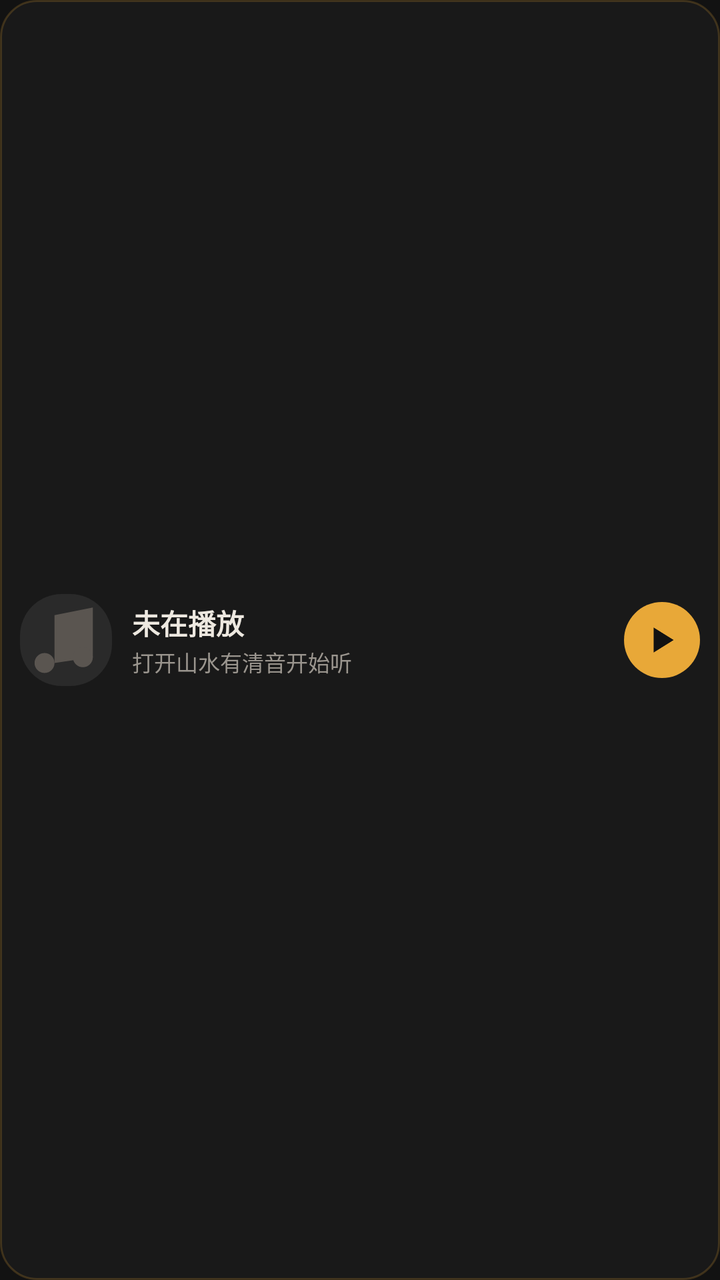
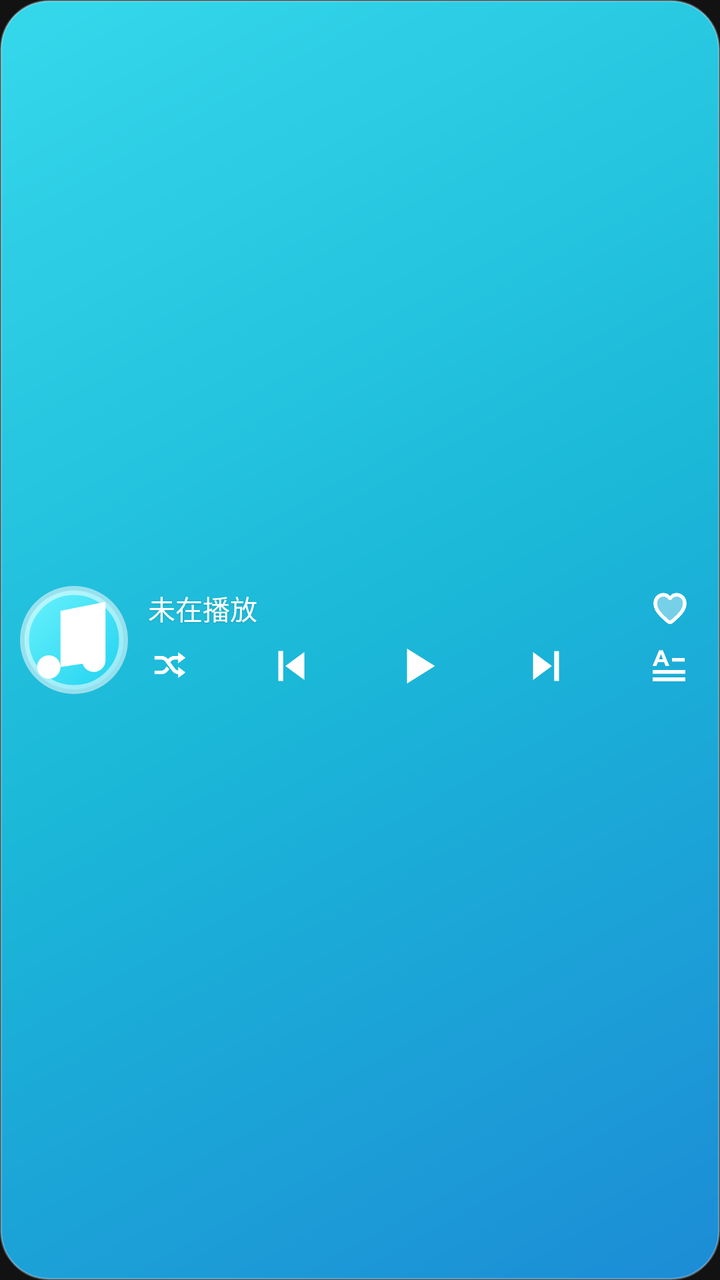

An Android layout rendered at two revisions. The XML below is the earlier revision; the diff shows what the commit changed to produce the second picture.
<!-- AndroidManifest.xml: application theme Theme.Sonance -->
<!-- res/layout/widget_bar.xml -->
<?xml version="1.0" encoding="utf-8"?>
<LinearLayout xmlns:android="http://schemas.android.com/apk/res/android"
    android:id="@+id/widget_root"
    android:layout_width="match_parent"
    android:layout_height="match_parent"
    android:background="@drawable/widget_bg"
    android:gravity="center_vertical"
    android:orientation="horizontal"
    android:padding="10dp">

    <ImageView
        android:id="@+id/widget_cover"
        android:layout_width="46dp"
        android:layout_height="46dp"
        android:contentDescription="@string/widget_cover_desc"
        android:scaleType="fitCenter"
        android:src="@drawable/widget_placeholder" />

    <LinearLayout
        android:layout_width="0dp"
        android:layout_height="wrap_content"
        android:layout_marginStart="10dp"
        android:layout_weight="1"
        android:orientation="vertical">

        <TextView
            android:id="@+id/widget_title"
            android:layout_width="match_parent"
            android:layout_height="wrap_content"
            android:ellipsize="end"
            android:maxLines="1"
            android:text="@string/widget_idle_title"
            android:textColor="@color/widget_text"
            android:textSize="14sp"
            android:textStyle="bold" />

        <TextView
            android:id="@+id/widget_artist"
            android:layout_width="match_parent"
            android:layout_height="wrap_content"
            android:layout_marginTop="1dp"
            android:ellipsize="end"
            android:maxLines="1"
            android:text="@string/widget_idle_subtitle"
            android:textColor="@color/widget_text_dim"
            android:textSize="11sp" />
    </LinearLayout>

    <ImageView
        android:id="@+id/widget_play"
        android:layout_width="38dp"
        android:layout_height="38dp"
        android:layout_marginStart="6dp"
        android:background="@drawable/widget_btn_accent"
        android:contentDescription="@string/widget_play_desc"
        android:padding="9dp"
        android:src="@drawable/widget_ic_play" />
</LinearLayout>
<!-- resources referenced by this layout -->
<resources>
  <color name="widget_text">#FFEDE8E0</color>
  <color name="widget_text_dim">#FF9A958E</color>
  <!-- drawable widget_bg (drawable) -->
  <?xml version="1.0" encoding="utf-8"?>
  <shape xmlns:android="http://schemas.android.com/apk/res/android"
      android:shape="rectangle">
      <solid android:color="@color/widget_bg" />
      <corners android:radius="18dp" />
      <stroke
          android:width="1dp"
          android:color="@color/widget_border" />
  </shape>
  <!-- drawable widget_btn_accent (drawable) -->
  <?xml version="1.0" encoding="utf-8"?>
  <ripple xmlns:android="http://schemas.android.com/apk/res/android"
      android:color="#33FFFFFF">
      <item>
          <shape android:shape="oval">
              <solid android:color="@color/widget_accent" />
          </shape>
      </item>
  </ripple>
  <!-- drawable widget_ic_play (drawable) -->
  <?xml version="1.0" encoding="utf-8"?>
  <vector xmlns:android="http://schemas.android.com/apk/res/android"
      android:width="24dp"
      android:height="24dp"
      android:viewportWidth="24"
      android:viewportHeight="24">
      <path
          android:fillColor="@color/widget_btn_icon"
          android:pathData="M7,4.5 L19,12 L7,19.5 Z" />
  </vector>
  <!-- drawable widget_placeholder (drawable) -->
  <?xml version="1.0" encoding="utf-8"?>
  <layer-list xmlns:android="http://schemas.android.com/apk/res/android">
      <item>
          <shape android:shape="rectangle">
              <solid android:color="@color/widget_cover_bg" />
              <corners android:radius="10dp" />
          </shape>
      </item>
      <item
          android:drawable="@drawable/widget_ic_note"
          android:gravity="center"
          android:width="22dp"
          android:height="22dp" />
  </layer-list>
  <string name="widget_idle_subtitle">打开山水有清音开始听</string>
  <color name="widget_bg">#E61A1A1A</color>
  <color name="widget_border">#33E8A838</color>
  <color name="widget_accent">#FFE8A838</color>
  <color name="widget_btn_icon">#FF121212</color>
  <color name="widget_cover_bg">#FF2A2A2A</color>
  <!-- drawable widget_ic_note (drawable) -->
  <?xml version="1.0" encoding="utf-8"?>
  <vector xmlns:android="http://schemas.android.com/apk/res/android"
      android:width="24dp"
      android:height="24dp"
      android:viewportWidth="24"
      android:viewportHeight="24">
      <path
          android:fillColor="@color/widget_text_muted"
          android:pathData="M9,18V5.5l10,-2v13" />
      <path
          android:fillColor="@color/widget_text_muted"
          android:pathData="M9,18a2.6,2.6 0 1,1 -2.6,-2.6 2.6,2.6 0 0,1 2.6,2.6z" />
      <path
          android:fillColor="@color/widget_text_muted"
          android:pathData="M19,16.5a2.6,2.6 0 1,1 -2.6,-2.6 2.6,2.6 0 0,1 2.6,2.6z" />
  </vector>
  <color name="widget_text_muted">#FF5A5550</color>
  <!-- unchanged entries left out for length: 5 -->
</resources>

<!-- the commit's change to res/layout/widget_bar.xml (unified diff, before → after) -->
@@ -1,58 +1,236 @@
 <?xml version="1.0" encoding="utf-8"?>
-<LinearLayout xmlns:android="http://schemas.android.com/apk/res/android"
+<FrameLayout xmlns:android="http://schemas.android.com/apk/res/android"
     android:id="@+id/widget_root"
     android:layout_width="match_parent"
     android:layout_height="match_parent"
-    android:background="@drawable/widget_bg"
-    android:gravity="center_vertical"
-    android:orientation="horizontal"
-    android:padding="10dp">
+    android:background="@android:color/transparent">
 
     <ImageView
-        android:id="@+id/widget_cover"
-        android:layout_width="46dp"
-        android:layout_height="46dp"
-        android:contentDescription="@string/widget_cover_desc"
-        android:scaleType="fitCenter"
-        android:src="@drawable/widget_placeholder" />
+        android:id="@+id/widget_bg_img"
+        android:layout_width="match_parent"
+        android:layout_height="match_parent"
+        android:importantForAccessibility="no"
+        android:scaleType="fitXY"
+        android:src="@drawable/widget_bg" />
 
     <LinearLayout
+        android:layout_width="match_parent"
+        android:layout_height="match_parent"
+        android:gravity="center_vertical"
+        android:orientation="horizontal"
+        android:paddingStart="10dp"
+        android:paddingTop="6dp"
+        android:paddingEnd="14dp"
+        android:paddingBottom="6dp">
+
+        <ImageView
+            android:id="@+id/widget_cover"
+            android:layout_width="54dp"
+            android:layout_height="54dp"
+            android:contentDescription="@string/widget_cover_desc"
+            android:scaleType="fitCenter"
+            android:src="@drawable/widget_placeholder" />
+
+        <LinearLayout
+            android:layout_width="0dp"
+            android:layout_height="match_parent"
+            android:layout_marginStart="10dp"
+            android:layout_weight="1"
+            android:gravity="center_vertical"
+            android:orientation="vertical">
+
+            
+            <LinearLayout
+                android:layout_width="match_parent"
+                android:layout_height="wrap_content"
+                android:gravity="center_vertical"
+                android:orientation="horizontal">
+
+                <FrameLayout
+                    android:layout_width="0dp"
+                    android:layout_height="wrap_content"
+                    android:layout_marginEnd="6dp"
+                    android:layout_weight="1">
+
+                    <LinearLayout
+                        android:id="@+id/widget_info_group"
+                        android:layout_width="match_parent"
+                        android:layout_height="wrap_content"
+                        android:orientation="vertical">
+
+                        <TextView
+                            android:id="@+id/widget_title"
+                            android:layout_width="match_parent"
+                            android:layout_height="wrap_content"
+                            android:ellipsize="end"
+                            android:fontFamily="sans-serif-medium"
+                            android:includeFontPadding="false"
+                            android:maxLines="1"
+                            android:shadowColor="#26000000"
+                            android:shadowDy="1"
+                            android:shadowRadius="2"
+                            android:text="@string/widget_idle_title"
+                            android:textColor="#FFFFFFFF"
+                            android:textSize="13.5sp" />
+
+                        <TextView
+                            android:id="@+id/widget_artist"
+                            android:layout_width="0dp"
+                            android:layout_height="0dp"
+                            android:visibility="gone" />
+                    </LinearLayout>
+
+                    <LinearLayout
+                        android:id="@+id/widget_lyric_group"
+                        android:layout_width="match_parent"
+                        android:layout_height="wrap_content"
+                        android:orientation="vertical"
+                        android:visibility="gone">
+
+                        <TextView
+                            android:id="@+id/widget_lyric_prev"
+                            android:layout_width="0dp"
+                            android:layout_height="0dp"
+                            android:visibility="gone" />
+
+                        <TextView
+                            android:id="@+id/widget_lyric_cur"
+                            android:layout_width="match_parent"
+                            android:layout_height="wrap_content"
+                            android:ellipsize="end"
+                            android:fontFamily="sans-serif-medium"
+                            android:includeFontPadding="false"
+                            android:maxLines="1"
+                            android:shadowColor="#26000000"
+                            android:shadowDy="1"
+                            android:shadowRadius="2"
+                            android:textColor="#FFFFFFFF"
+                            android:textSize="13.5sp" />
+
+                        <TextView
+                            android:id="@+id/widget_lyric_next"
+                            android:layout_width="0dp"
+                            android:layout_height="0dp"
+                            android:visibility="gone" />
+                    </LinearLayout>
+                </FrameLayout>
+
+                <ImageView
+                    android:id="@+id/widget_fav"
+                    android:layout_width="22dp"
+                    android:layout_height="22dp"
+                    android:background="@drawable/widget_btn_ripple"
+                    android:contentDescription="@string/widget_fav_desc"
+                    android:scaleType="fitCenter"
+                    android:src="@drawable/widget_ic_heart_outline" />
+            </LinearLayout>
+
+            
+            <LinearLayout
+                android:id="@+id/widget_controls"
+                android:layout_width="match_parent"
+                android:layout_height="wrap_content"
+                android:layout_marginTop="4dp"
+                android:gravity="center_vertical"
+                android:orientation="horizontal">
+
+                <ImageView
+                    android:id="@+id/widget_mode"
+                    android:layout_width="22dp"
+                    android:layout_height="22dp"
+                    android:background="@drawable/widget_btn_ripple"
+                    android:contentDescription="@string/widget_mode_desc"
+                    android:scaleType="fitCenter"
+                    android:src="@drawable/widget_ic_mode_shuffle" />
+
+                <FrameLayout
+                    android:layout_width="0dp"
+                    android:layout_height="1dp"
+                    android:layout_weight="1" />
+
+                <ImageView
+                    android:id="@+id/widget_prev"
+                    android:layout_width="24dp"
+                    android:layout_height="24dp"
+                    android:background="@drawable/widget_btn_ripple"
+                    android:contentDescription="@string/widget_prev_desc"
+                    android:scaleType="fitCenter"
+                    android:src="@drawable/widget_ic_prev" />
+
+                <FrameLayout
+                    android:layout_width="0dp"
+                    android:layout_height="1dp"
+                    android:layout_weight="1" />
+
+                <ImageView
+                    android:id="@+id/widget_play"
+                    android:layout_width="28dp"
+                    android:layout_height="28dp"
+                    android:background="@drawable/widget_btn_ripple"
+                    android:contentDescription="@string/widget_play_desc"
+                    android:scaleType="fitCenter"
+                    android:src="@drawable/widget_ic_play" />
+
+                <FrameLayout
+                    android:layout_width="0dp"
+                    android:layout_height="1dp"
+                    android:layout_weight="1" />
+
+                <ImageView
+                    android:id="@+id/widget_next"
+                    android:layout_width="24dp"
+                    android:layout_height="24dp"
+                    android:background="@drawable/widget_btn_ripple"
+                    android:contentDescription="@string/widget_next_desc"
+                    android:scaleType="fitCenter"
+                    android:src="@drawable/widget_ic_next" />
+
+                <FrameLayout
+                    android:layout_width="0dp"
+                    android:layout_height="1dp"
+                    android:layout_weight="1" />
+
+                <ImageView
+                    android:id="@+id/widget_lyric_toggle"
+                    android:layout_width="23dp"
+                    android:layout_height="23dp"
+                    android:background="@drawable/widget_btn_ripple"
+                    android:contentDescription="@string/widget_lyric_desc"
+                    android:scaleType="fitCenter"
+                    android:src="@drawable/widget_ic_lyric" />
+            </LinearLayout>
+        </LinearLayout>
+    </LinearLayout>
+
+    
+    <TextView
+        android:id="@+id/widget_brand"
         android:layout_width="0dp"
-        android:layout_height="wrap_content"
-        android:layout_marginStart="10dp"
-        android:layout_weight="1"
-        android:orientation="vertical">
+        android:layout_height="0dp"
+        android:visibility="gone" />
+
+    <LinearLayout
+        android:id="@+id/widget_progress_row"
+        android:layout_width="0dp"
+        android:layout_height="0dp"
+        android:orientation="horizontal"
+        android:visibility="gone">
 
         <TextView
-            android:id="@+id/widget_title"
-            android:layout_width="match_parent"
-            android:layout_height="wrap_content"
-            android:ellipsize="end"
-            android:maxLines="1"
-            android:text="@string/widget_idle_title"
-            android:textColor="@color/widget_text"
-            android:textSize="14sp"
-            android:textStyle="bold" />
+            android:id="@+id/widget_time_cur"
+            android:layout_width="wrap_content"
+            android:layout_height="wrap_content" />
+
+        <ImageView
+            android:id="@+id/widget_progress"
+            android:layout_width="0dp"
+            android:layout_height="0dp"
+            android:layout_weight="1"
+            android:importantForAccessibility="no" />
 
         <TextView
-            android:id="@+id/widget_artist"
-            android:layout_width="match_parent"
-            android:layout_height="wrap_content"
-            android:layout_marginTop="1dp"
-            android:ellipsize="end"
-            android:maxLines="1"
-            android:text="@string/widget_idle_subtitle"
-            android:textColor="@color/widget_text_dim"
-            android:textSize="11sp" />
+            android:id="@+id/widget_time_total"
+            android:layout_width="wrap_content"
+            android:layout_height="wrap_content" />
     </LinearLayout>
-
-    <ImageView
-        android:id="@+id/widget_play"
-        android:layout_width="38dp"
-        android:layout_height="38dp"
-        android:layout_marginStart="6dp"
-        android:background="@drawable/widget_btn_accent"
-        android:contentDescription="@string/widget_play_desc"
-        android:padding="9dp"
-        android:src="@drawable/widget_ic_play" />
-</LinearLayout>
+</FrameLayout>
<!-- resource entries referenced after the edit -->
@@ -1,27 +1,95 @@
 <!-- resources referenced by this layout -->
 <resources>
-  <color name="widget_text">#FFEDE8E0</color>
-  <color name="widget_text_dim">#FF9A958E</color>
   <!-- drawable widget_bg (drawable) -->
   <?xml version="1.0" encoding="utf-8"?>
   <shape xmlns:android="http://schemas.android.com/apk/res/android"
       android:shape="rectangle">
-      <solid android:color="@color/widget_bg" />
-      <corners android:radius="18dp" />
+      <gradient
+          android:angle="315"
+          android:centerColor="#FF1BB8D8"
+          android:endColor="#FF1C8CD6"
+          android:startColor="#FF35D8EB"
+          android:type="linear" />
+      <corners android:radius="24dp" />
       <stroke
           android:width="1dp"
-          android:color="@color/widget_border" />
+          android:color="#48FFFFFF" />
   </shape>
-  <!-- drawable widget_btn_accent (drawable) -->
+  <!-- drawable widget_btn_ripple (drawable) -->
   <?xml version="1.0" encoding="utf-8"?>
   <ripple xmlns:android="http://schemas.android.com/apk/res/android"
-      android:color="#33FFFFFF">
-      <item>
-          <shape android:shape="oval">
-              <solid android:color="@color/widget_accent" />
-          </shape>
-      </item>
-  </ripple>
+      android:color="#33FFFFFF" />
+  <!-- drawable widget_ic_heart_outline (drawable) -->
+  <?xml version="1.0" encoding="utf-8"?>
+  <vector xmlns:android="http://schemas.android.com/apk/res/android"
+      android:width="24dp"
+      android:height="24dp"
+      android:viewportWidth="24"
+      android:viewportHeight="24">
+      
+      <path
+          android:fillColor="#66FFFFFF"
+          android:pathData="M12,20.8 C11.4,20.8 10.8,20.5 10.2,20.0 C6.2,16.5 3.0,13.6 3.0,9.4 C3.0,6.2 5.4,3.8 8.4,3.8 C10.0,3.8 11.4,4.5 12,5.6 C12.6,4.5 14.0,3.8 15.6,3.8 C18.6,3.8 21.0,6.2 21.0,9.4 C21.0,13.6 17.8,16.5 13.8,20.0 C13.2,20.5 12.6,20.8 12,20.8 Z" />
+      <path
+          android:fillColor="#FFFFFFFF"
+          android:pathData="M15.6,3.8 C14.0,3.8 12.6,4.5 12,5.6 C11.4,4.5 10.0,3.8 8.4,3.8 C5.4,3.8 3.0,6.2 3.0,9.4 C3.0,13.6 6.2,16.5 10.2,20.0 C10.8,20.5 11.4,20.8 12,20.8 C12.6,20.8 13.2,20.5 13.8,20.0 C17.8,16.5 21.0,13.6 21.0,9.4 C21.0,6.2 18.6,3.8 15.6,3.8 Z M12.6,18.5 C12.2,18.8 11.8,18.8 11.4,18.5 C7.8,15.3 5.0,12.8 5.0,9.4 C5.0,7.3 6.5,5.8 8.4,5.8 C9.7,5.8 10.9,6.6 11.4,7.7 L12.6,7.7 C13.1,6.6 14.3,5.8 15.6,5.8 C17.5,5.8 19.0,7.3 19.0,9.4 C19.0,12.8 16.2,15.3 12.6,18.5 Z" />
+  </vector>
+  <!-- drawable widget_ic_lyric (drawable) -->
+  <?xml version="1.0" encoding="utf-8"?>
+  <vector xmlns:android="http://schemas.android.com/apk/res/android"
+      android:width="24dp"
+      android:height="24dp"
+      android:viewportWidth="24"
+      android:viewportHeight="24">
+      
+      <path
+          android:fillColor="#FFFFFFFF"
+          android:pathData="M6.8,4.0 L8.8,4.0 L12.2,12.2 L10.2,12.2 L9.4,10.2 L6.2,10.2 L5.4,12.2 L3.4,12.2 L6.8,4.0 Z M6.8,8.6 L8.8,8.6 L7.8,6.0 L6.8,8.6 Z" />
+      
+      <path
+          android:fillColor="#FFFFFFFF"
+          android:pathData="M13.6,8.0 L20.2,8.0 L20.2,9.9 L13.6,9.9 Z" />
+      
+      <path
+          android:fillColor="#FFFFFFFF"
+          android:pathData="M3.5,14.3 L20.5,14.3 L20.5,16.2 L3.5,16.2 Z" />
+      
+      <path
+          android:fillColor="#FFFFFFFF"
+          android:pathData="M3.5,18.2 L20.5,18.2 L20.5,20.1 L3.5,20.1 Z" />
+  </vector>
+  <!-- drawable widget_ic_mode_shuffle (drawable) -->
+  <?xml version="1.0" encoding="utf-8"?>
+  <vector xmlns:android="http://schemas.android.com/apk/res/android"
+      android:width="24dp"
+      android:height="24dp"
+      android:viewportWidth="24"
+      android:viewportHeight="24">
+      
+      <path
+          android:fillColor="#FFFFFFFF"
+          android:pathData="M16.5,4.5 L20.5,7.5 L16.5,10.5 L16.5,8.5 L14.6,8.5 C13.7,8.5 12.9,9.0 12.3,9.8 L11.4,11.1 L10.0,9.5 L10.9,8.3 C11.8,7.1 13.1,6.5 14.6,6.5 L16.5,6.5 Z" />
+      <path
+          android:fillColor="#FFFFFFFF"
+          android:pathData="M3.5,6.5 L7.2,6.5 C8.7,6.5 10.0,7.1 10.9,8.3 L14.7,13.4 C15.2,14.1 16.0,14.5 16.9,14.5 L16.5,14.5 L16.5,12.5 L20.5,15.5 L16.5,18.5 L16.5,16.5 L16.9,16.5 C15.4,16.5 14.0,15.8 13.1,14.6 L9.3,9.5 C8.8,8.8 8.0,8.5 7.2,8.5 L3.5,8.5 Z" />
+      <path
+          android:fillColor="#FFFFFFFF"
+          android:pathData="M3.5,14.5 L7.2,14.5 C8.0,14.5 8.8,14.1 9.3,13.4 L10.2,12.2 L11.6,13.8 L10.9,14.6 C10.0,15.8 8.7,16.5 7.2,16.5 L3.5,16.5 Z" />
+  </vector>
+  <!-- drawable widget_ic_next (drawable) -->
+  <?xml version="1.0" encoding="utf-8"?>
+  <vector xmlns:android="http://schemas.android.com/apk/res/android"
+      android:width="24dp"
+      android:height="24dp"
+      android:viewportWidth="24"
+      android:viewportHeight="24">
+      <path
+          android:fillColor="#FFFFFFFF"
+          android:pathData="M5.5,5 L15,12 L5.5,19 Z" />
+      <path
+          android:fillColor="#FFFFFFFF"
+          android:pathData="M16.1,4.5h2.4v15h-2.4z" />
+  </vector>
   <!-- drawable widget_ic_play (drawable) -->
   <?xml version="1.0" encoding="utf-8"?>
   <vector xmlns:android="http://schemas.android.com/apk/res/android"
@@ -30,30 +98,65 @@
       android:viewportWidth="24"
       android:viewportHeight="24">
       <path
-          android:fillColor="@color/widget_btn_icon"
+          android:fillColor="#FFFFFFFF"
           android:pathData="M7,4.5 L19,12 L7,19.5 Z" />
+  </vector>
+  <!-- drawable widget_ic_prev (drawable) -->
+  <?xml version="1.0" encoding="utf-8"?>
+  <vector xmlns:android="http://schemas.android.com/apk/res/android"
+      android:width="24dp"
+      android:height="24dp"
+      android:viewportWidth="24"
+      android:viewportHeight="24">
+      <path
+          android:fillColor="#FFFFFFFF"
+          android:pathData="M18.5,5 L9,12 L18.5,19 Z" />
+      <path
+          android:fillColor="#FFFFFFFF"
+          android:pathData="M5.5,4.5h2.4v15h-2.4z" />
   </vector>
   <!-- drawable widget_placeholder (drawable) -->
   <?xml version="1.0" encoding="utf-8"?>
   <layer-list xmlns:android="http://schemas.android.com/apk/res/android">
       <item>
-          <shape android:shape="rectangle">
-              <solid android:color="@color/widget_cover_bg" />
-              <corners android:radius="10dp" />
+          <shape android:shape="oval">
+              <gradient
+                  android:angle="315"
+                  android:endColor="#D920D4F2"
+                  android:startColor="#F06EF5FF"
+                  android:type="linear" />
+              <stroke
+                  android:width="1.5dp"
+                  android:color="#88FFFFFF" />
+          </shape>
+      </item>
+      <item
+          android:bottom="10dp"
+          android:left="10dp"
+          android:right="10dp"
+          android:top="10dp">
+          <shape android:shape="oval">
+              <gradient
+                  android:angle="270"
+                  android:endColor="#FF167CB8"
+                  android:startColor="#FF32C5E2"
+                  android:type="linear" />
+              <stroke
+                  android:width="1.2dp"
+                  android:color="#99FFFFFF" />
           </shape>
       </item>
       <item
           android:drawable="@drawable/widget_ic_note"
           android:gravity="center"
-          android:width="22dp"
-          android:height="22dp" />
+          android:width="20dp"
+          android:height="20dp" />
   </layer-list>
-  <string name="widget_idle_subtitle">打开山水有清音开始听</string>
-  <color name="widget_bg">#E61A1A1A</color>
-  <color name="widget_border">#33E8A838</color>
-  <color name="widget_accent">#FFE8A838</color>
-  <color name="widget_btn_icon">#FF121212</color>
-  <color name="widget_cover_bg">#FF2A2A2A</color>
+  <string name="widget_fav_desc">收藏或取消收藏</string>
+  <string name="widget_lyric_desc">显示或隐藏歌词</string>
+  <string name="widget_mode_desc">切换播放模式</string>
+  <string name="widget_next_desc">下一首</string>
+  <string name="widget_prev_desc">上一首</string>
   <!-- drawable widget_ic_note (drawable) -->
   <?xml version="1.0" encoding="utf-8"?>
   <vector xmlns:android="http://schemas.android.com/apk/res/android"
@@ -62,16 +165,15 @@
       android:viewportWidth="24"
       android:viewportHeight="24">
       <path
-          android:fillColor="@color/widget_text_muted"
+          android:fillColor="#FFFFFFFF"
           android:pathData="M9,18V5.5l10,-2v13" />
       <path
-          android:fillColor="@color/widget_text_muted"
+          android:fillColor="#FFFFFFFF"
           android:pathData="M9,18a2.6,2.6 0 1,1 -2.6,-2.6 2.6,2.6 0 0,1 2.6,2.6z" />
       <path
-          android:fillColor="@color/widget_text_muted"
+          android:fillColor="#FFFFFFFF"
           android:pathData="M19,16.5a2.6,2.6 0 1,1 -2.6,-2.6 2.6,2.6 0 0,1 2.6,2.6z" />
   </vector>
-  <color name="widget_text_muted">#FF5A5550</color>
   <!-- unchanged entries left out for length: 5 -->
 </resources>
 
